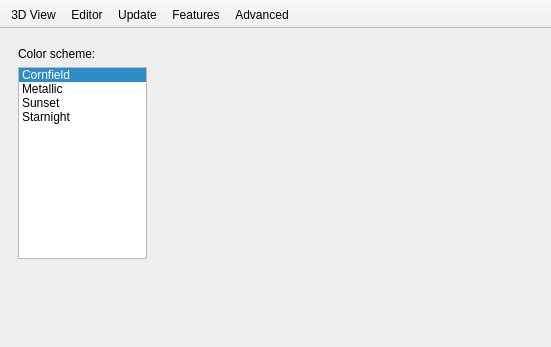
Before: the Qt Designer form src/Preferences.ui in openscad/openscad, drawn with Qt 5.
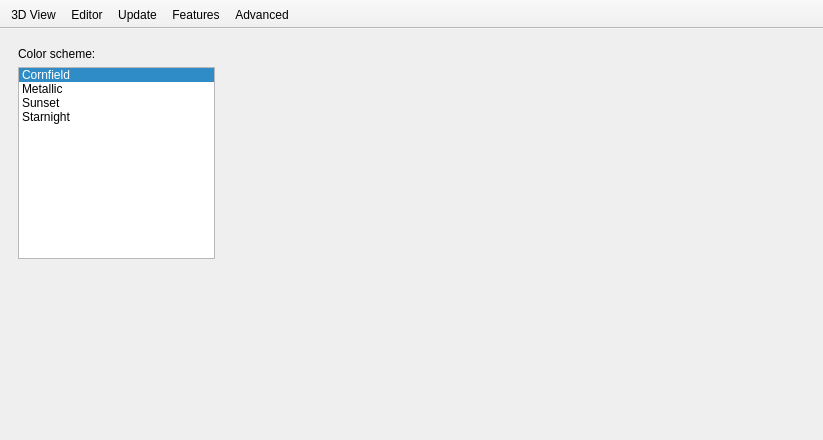
After: the same form once the commit is applied. Icons and pictures are not drawn.

Commit message: restore default window size to what is in master branch

Diff of the .ui file:
```diff
--- a/src/Preferences.ui
+++ b/src/Preferences.ui
@@ -6,8 +6,8 @@
    <rect>
     <x>0</x>
     <y>0</y>
-    <width>551</width>
-    <height>347</height>
+    <width>823</width>
+    <height>440</height>
    </rect>
   </property>
   <property name="sizePolicy">
```
